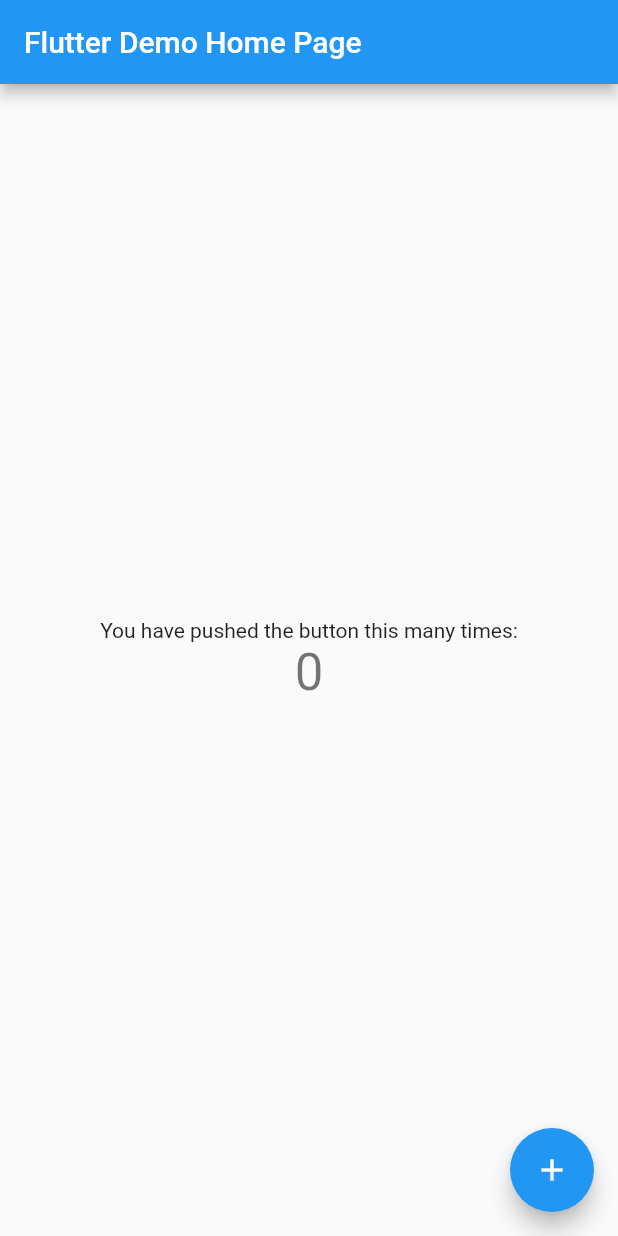
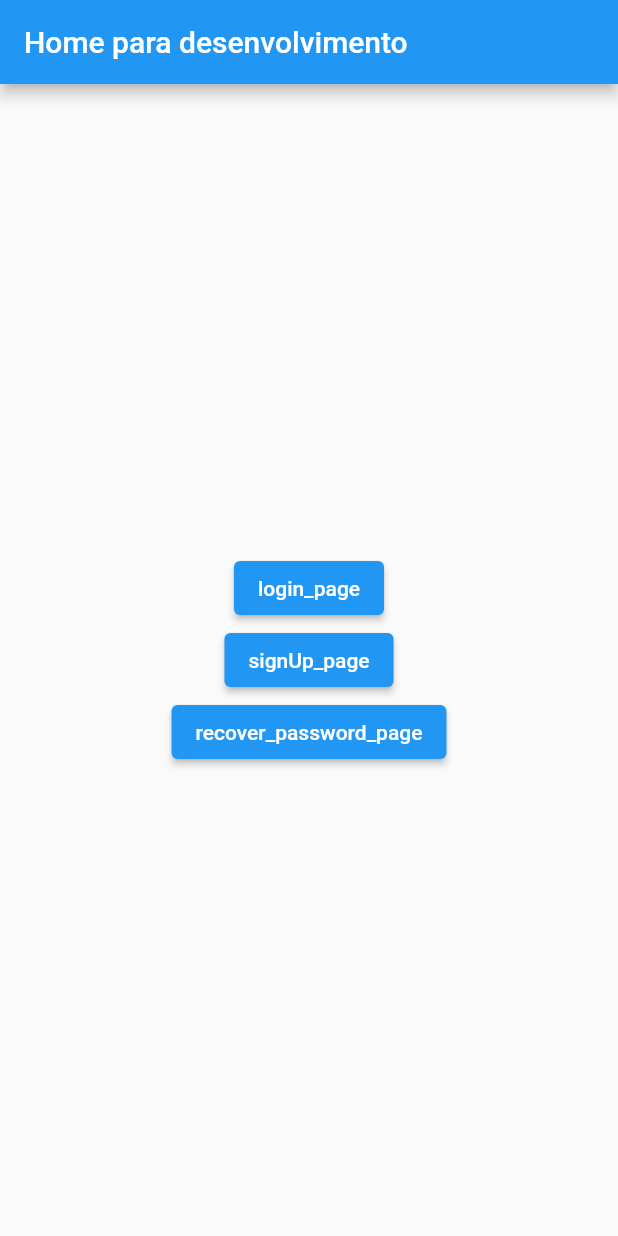
Before and after one commit to CharlestonRibeiro/App_controle_de_gastos, a Flutter app: the screen it shows after launch, on a phone screen of 412 x 824 dp. Run offline on Flutter 3.47's test engine with Material 2 defaults, Android fonts, the phone set to English and light mode, and no system bars.

Commit message:
rotas login

```diff
--- a/lib/main.dart
+++ b/lib/main.dart
@@ -1,4 +1,10 @@
+import 'package:controle_de_mercado_vesao_local/pages/home_page/home_page.dart';
+import 'package:controle_de_mercado_vesao_local/pages/login_page/login_page.dart';
+import 'package:controle_de_mercado_vesao_local/pages/recover_password_page/recover_password_page.dart';
+import 'package:controle_de_mercado_vesao_local/pages/singUp_page/signUp_page.dart';
+import 'package:controle_de_mercado_vesao_local/routes/routes.dart';
 import 'package:flutter/material.dart';
+
 
 void main() {
   runApp(const MyApp());
@@ -6,110 +12,20 @@
 
 class MyApp extends StatelessWidget {
   const MyApp({super.key});
-
-  // This widget is the root of your application.
   @override
   Widget build(BuildContext context) {
     return MaterialApp(
+      debugShowCheckedModeBanner: false,
       title: 'Flutter Demo',
       theme: ThemeData(
-        // This is the theme of your application.
-        //
-        // Try running your application with "flutter run". You'll see the
-        // application has a blue toolbar. Then, without quitting the app, try
-        // changing the primarySwatch below to Colors.green and then invoke
-        // "hot reload" (press "r" in the console where you ran "flutter run",
-        // or simply save your changes to "hot reload" in a Flutter IDE).
-        // Notice that the counter didn't reset back to zero; the application
-        // is not restarted.
         primarySwatch: Colors.blue,
       ),
-      home: const MyHomePage(title: 'Flutter Demo Home Page'),
+      routes: {
+        Routes.home: (_) => const HomePage(),
+        Routes.login: (_) => const LoginPage(),
+        Routes.recover: (_) => const RecoverPasswordPage(),
+        Routes.signUp: (_) => const SignUpPage(),
+      },
     );
   }
 }
-
-class MyHomePage extends StatefulWidget {
-  const MyHomePage({super.key, required this.title});
-
-  // This widget is the home page of your application. It is stateful, meaning
-  // that it has a State object (defined below) that contains fields that affect
-  // how it looks.
-
-  // This class is the configuration for the state. It holds the values (in this
-  // case the title) provided by the parent (in this case the App widget) and
-  // used by the build method of the State. Fields in a Widget subclass are
-  // always marked "final".
-
-  final String title;
-
-  @override
-  State<MyHomePage> createState() => _MyHomePageState();
-}
-
-class _MyHomePageState extends State<MyHomePage> {
-  int _counter = 0;
-
-  void _incrementCounter() {
-    setState(() {
-      // This call to setState tells the Flutter framework that something has
-      // changed in this State, which causes it to rerun the build method below
-      // so that the display can reflect the updated values. If we changed
-      // _counter without calling setState(), then the build method would not be
-      // called again, and so nothing would appear to happen.
-      _counter++;
-    });
-  }
-
-  @override
-  Widget build(BuildContext context) {
-    // This method is rerun every time setState is called, for instance as done
-    // by the _incrementCounter method above.
-    //
-    // The Flutter framework has been optimized to make rerunning build methods
-    // fast, so that you can just rebuild anything that needs updating rather
-    // than having to individually change instances of widgets.
-    return Scaffold(
-      appBar: AppBar(
-        // Here we take the value from the MyHomePage object that was created by
-        // the App.build method, and use it to set our appbar title.
-        title: Text(widget.title),
-      ),
-      body: Center(
-        // Center is a layout widget. It takes a single child and positions it
-        // in the middle of the parent.
-        child: Column(
-          // Column is also a layout widget. It takes a list of children and
-          // arranges them vertically. By default, it sizes itself to fit its
-          // children horizontally, and tries to be as tall as its parent.
-          //
-          // Invoke "debug painting" (press "p" in the console, choose the
-          // "Toggle Debug Paint" action from the Flutter Inspector in Android
-          // Studio, or the "Toggle Debug Paint" command in Visual Studio Code)
-          // to see the wireframe for each widget.
-          //
-          // Column has various properties to control how it sizes itself and
-          // how it positions its children. Here we use mainAxisAlignment to
-          // center the children vertically; the main axis here is the vertical
-          // axis because Columns are vertical (the cross axis would be
-          // horizontal).
-          mainAxisAlignment: MainAxisAlignment.center,
-          children: <Widget>[
-            const Text(
-              'You have pushed the button this many times:',
-            ),
-            Text(
-              '$_counter',
-              style: Theme.of(context).textTheme.headline4,
-            ),
-          ],
-        ),
-      ),
-      floatingActionButton: FloatingActionButton(
-        onPressed: _incrementCounter,
-        tooltip: 'Increment',
-        child: const Icon(Icons.add),
-      ), // This trailing comma makes auto-formatting nicer for build methods.
-    );
-  }
-}
--- /dev/null
+++ b/lib/pages/home_page/home_page.dart
@@ -0,0 +1,38 @@
+import 'package:controle_de_mercado_vesao_local/routes/routes.dart';
+import 'package:flutter/material.dart';
+
+
+class HomePage extends StatelessWidget {
+  const HomePage({super.key});
+
+  @override
+  Widget build(BuildContext context) {
+    return Scaffold(
+      appBar: AppBar(
+        title: const Text('Home para desenvolvimento'),
+      ),
+      body: Center(
+        child: Column(
+          mainAxisAlignment: MainAxisAlignment.center,
+          children: [
+            ElevatedButton(
+                onPressed: () {
+                  Navigator.of(context).pushNamed(Routes.login);
+                },
+                child: const Text('login_page')),
+            ElevatedButton(
+                onPressed: () {
+                  Navigator.of(context).pushNamed(Routes.signUp);
+                },
+                child: const Text('signUp_page')),
+            ElevatedButton(
+                onPressed: () {
+                  Navigator.of(context).pushNamed(Routes.recover);
+                },
+                child: const Text('recover_password_page')),
+          ],
+        ),
+      ),
+    );
+  }
+}
--- /dev/null
+++ b/lib/routes/routes.dart
@@ -0,0 +1,6 @@
+class Routes {
+  static const home = '/';
+  static const login = '/login';
+  static const recover = '/recover';
+  static const signUp = '/signUp';
+}
```
Also changed, not shown: lib/pages/login_page/login_page.dart (added, +12 -0 lines), lib/pages/recover_password_page/recover_password_page.dart (added, +12 -0 lines), lib/pages/singUp_page/signUp_page.dart (added, +12 -0 lines).
